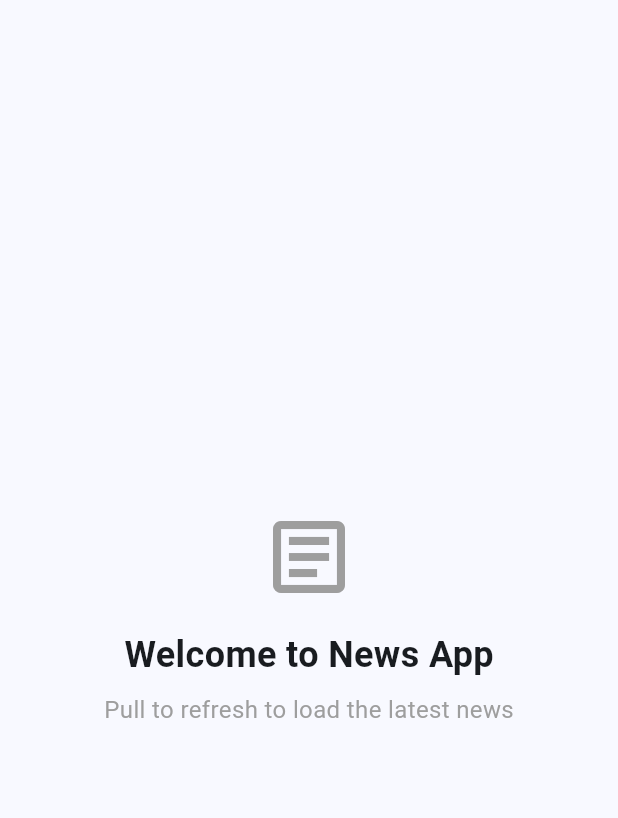
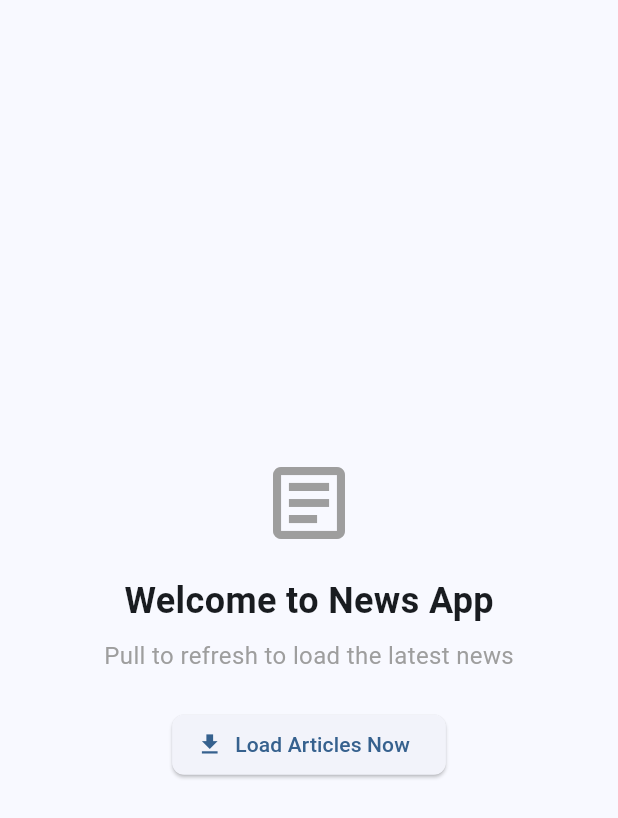
Before and after one commit to Sumat-Dev/flutter-bloc-clean-architecture-news-guide, a Flutter app: what buildView() shows on an empty page, opened directly with empty values, on a phone screen of 412 x 824 dp. Shown: the top 818 px of the screen. Run offline on Flutter 3.47's test engine with Material 3 defaults, Android fonts, the phone set to English and light mode, and no system bars; our stand-ins replace dartz, dio, equatable, flutter_bloc, get_it, internet_connection_checker and 1 more; accounts and stored records are empty; network calls fail.

Commit message:
refactor:  updated platform metadata, removed troubleshooting guide, improved state management in ArticlesBloc, enhanced UI with refresh functionality, and added article loading button.

```diff
--- a/lib/features/articles/presentation/pages/articles_page.dart
+++ b/lib/features/articles/presentation/pages/articles_page.dart
@@ -25,12 +25,14 @@ class _ArticlesPageState extends State<ArticlesPage> {
     return Scaffold(
       appBar: AppBar(
         title: const Text('News App'),
+        backgroundColor: Theme.of(context).colorScheme.inversePrimary,
         actions: [
           IconButton(
             icon: const Icon(Icons.refresh),
             onPressed: () {
               context.read<ArticlesBloc>().add(const RefreshTopHeadlines());
             },
+            tooltip: 'Refresh',
           ),
         ],
       ),
--- a/lib/features/articles/presentation/widgets/state_views.dart
+++ b/lib/features/articles/presentation/widgets/state_views.dart
@@ -2,18 +2,19 @@ import 'package:flutter/material.dart';
 import 'package:flutter_bloc/flutter_bloc.dart';
 import '../bloc/articles_bloc.dart';
 import 'article_tile.dart';
+import '../../domain/entities/article.dart';
 
 class StateViews {
   static Widget buildView(BuildContext context, ArticlesState state) {
-    switch (state.runtimeType) {
-      case ArticlesInitial _:
+    switch (state) {
+      case ArticlesInitial():
         return const _InitialView();
-      case ArticlesLoading _:
+      case ArticlesLoading():
         return const _LoadingView();
-      case ArticlesLoaded _:
-        return _LoadedView(articles: (state as ArticlesLoaded).articles);
-      case ArticlesError _:
-        return _ErrorView(message: (state as ArticlesError).message);
+      case ArticlesLoaded():
+        return _LoadedView(articles: state.articles);
+      case ArticlesError():
+        return _ErrorView(message: state.message);
       default:
         return const _InitialView();
     }
@@ -25,20 +26,28 @@ class _InitialView extends StatelessWidget {
 
   @override
   Widget build(BuildContext context) {
-    return const Center(
+    return Center(
       child: Column(
         mainAxisAlignment: MainAxisAlignment.center,
         children: [
-          Icon(Icons.article_outlined, size: 64, color: Colors.grey),
-          SizedBox(height: 16),
-          Text(
+          const Icon(Icons.article_outlined, size: 64, color: Colors.grey),
+          const SizedBox(height: 16),
+          const Text(
             'Welcome to News App',
             style: TextStyle(fontSize: 24, fontWeight: FontWeight.bold),
           ),
-          SizedBox(height: 8),
-          Text(
+          const SizedBox(height: 8),
+          const Text(
             'Pull to refresh to load the latest news',
             style: TextStyle(fontSize: 16, color: Colors.grey),
+          ),
+          const SizedBox(height: 24),
+          ElevatedButton.icon(
+            onPressed: () {
+              context.read<ArticlesBloc>().add(const LoadTopHeadlines());
+            },
+            icon: const Icon(Icons.download),
+            label: const Text('Load Articles Now'),
           ),
         ],
       ),
@@ -68,7 +77,7 @@ class _LoadingView extends StatelessWidget {
 }
 
 class _LoadedView extends StatelessWidget {
-  final List<dynamic> articles;
+  final List<Article> articles;
 
   const _LoadedView({required this.articles});
 
```
Also changed, not shown: lib/features/articles/presentation/bloc/articles_bloc.dart (+0 -8 lines), 2 other files.
